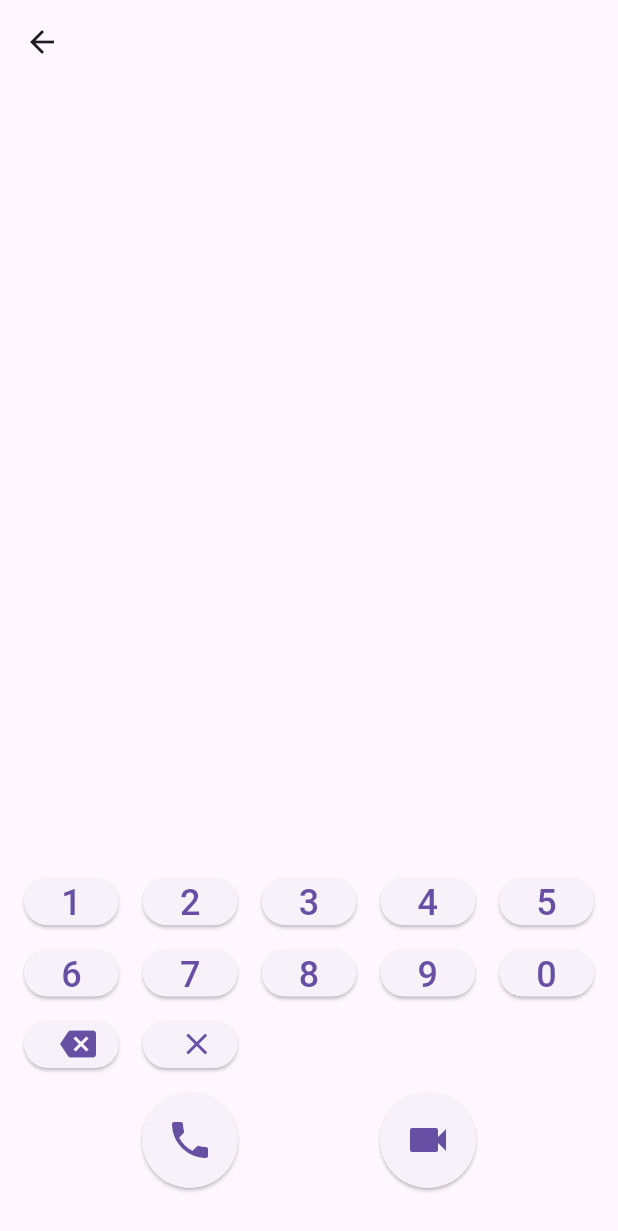
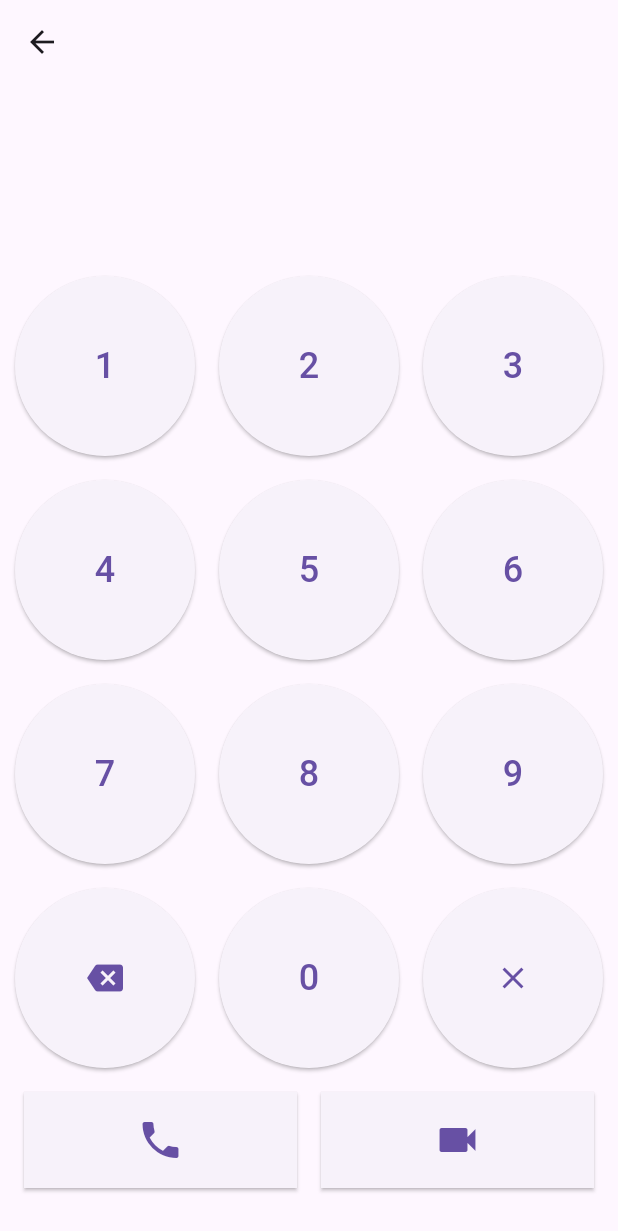
Before and after one commit to ZafarFaraz/Axcess, a Flutter app: the CommunicationKeypadPage screen opened directly, on a phone screen of 412 x 824 dp. Shown: the top 1231 px of the screen. Run offline on Flutter 3.47's test engine with Material 3 defaults, Android fonts, the phone set to English and light mode, and no system bars; our stand-ins replace contacts_service, flutter_tts.

Commit message:
fixing keypad layout

```diff
--- a/lib/pages/communication/communication_keypad.dart
+++ b/lib/pages/communication/communication_keypad.dart
@@ -57,6 +57,7 @@ class _CommunicationKeypadPageState extends State<CommunicationKeypadPage> {
       body: Column(
         children: [
           Expanded(
+            child: Container(
               child: Center(
                 child: Text(
                   _phoneNumber,
@@ -64,44 +65,68 @@ class _CommunicationKeypadPageState extends State<CommunicationKeypadPage> {
                 ),
               ),
             ),
-          GridView.builder(
-            padding: EdgeInsets.all(16.0),
-            shrinkWrap: true,
-            gridDelegate: SliverGridDelegateWithFixedCrossAxisCount(
-              crossAxisCount: 5,
-              mainAxisSpacing: 16.0,
-              crossAxisSpacing: 16.0,
-              childAspectRatio: 2.0,
           ),
-            itemCount: 12,
-            itemBuilder: (context, index) {
-              if (index < 9) {
-                return _buildNumberButton((index + 1).toString());
-              } else if (index == 10) {
-                return _buildSpecialButton(Icons.backspace, _deleteLastNumber);
-              } else if (index == 9) {
-                return _buildNumberButton('0');
-              } else {
-                return _buildSpecialButton(Icons.clear, _clearNumber);
-              }
-            },
+          _buildKeypad(),
+          Padding(
+            padding: const EdgeInsets.all(16.0),
+            child: Row(
+              children: [
+                Expanded(
+                  child: _buildActionButton(Icons.phone, _makeCall),
                 ),
-          Row(
-            mainAxisAlignment: MainAxisAlignment.spaceEvenly,
-            children: [
-              _buildActionButton(Icons.phone, _makeCall),
-              _buildActionButton(Icons.videocam, _facetime),
+                SizedBox(width: 16),
+                Expanded(
+                  child: _buildActionButton(Icons.videocam, _facetime),
+                ),
               ],
             ),
-          SizedBox(height: 32),
+          ),
+          SizedBox(height: 16),
         ],
       ),
+    );
+  }
+
+  Widget _buildKeypad() {
+    return Column(
+      children: [
+        _buildKeypadRow(['1', '2', '3']),
+        SizedBox(height: 16),
+        _buildKeypadRow(['4', '5', '6']),
+        SizedBox(height: 16),
+        _buildKeypadRow(['7', '8', '9']),
+        SizedBox(height: 16),
+        _buildKeypadRow([Icons.backspace, '0', Icons.clear]),
+      ],
+    );
+  }
+
+  Widget _buildKeypadRow(List<dynamic> items) {
+    return Row(
+      mainAxisAlignment: MainAxisAlignment.center,
+      children: [
+        for (int i = 0; i < items.length; i++) ...[
+          if (i > 0) SizedBox(width: 16),
+          items[i] is String
+              ? _buildNumberButton(items[i])
+              : _buildSpecialButton(
+                  items[i],
+                  items[i] == Icons.backspace
+                      ? _deleteLastNumber
+                      : _clearNumber),
+        ]
+      ],
     );
   }
 
   Widget _buildNumberButton(String number) {
     return ElevatedButton(
       onPressed: () => _appendNumber(number),
+      style: ElevatedButton.styleFrom(
+        shape: CircleBorder(),
+        padding: const EdgeInsets.all(24),
+        minimumSize: Size(120, 120),
+      ),
       child: Text(
         number,
         style: TextStyle(fontSize: 24),
@@ -112,6 +137,11 @@ class _CommunicationKeypadPageState extends State<CommunicationKeypadPage> {
   Widget _buildSpecialButton(IconData icon, VoidCallback onPressed) {
     return ElevatedButton(
       onPressed: onPressed,
+      style: ElevatedButton.styleFrom(
+        shape: CircleBorder(),
+        padding: const EdgeInsets.all(24),
+        minimumSize: Size(120, 120),
+      ),
       child: Icon(
         icon,
         size: 24,
@@ -123,8 +153,8 @@ class _CommunicationKeypadPageState extends State<CommunicationKeypadPage> {
     return ElevatedButton(
       onPressed: onPressed,
       style: ElevatedButton.styleFrom(
-        shape: CircleBorder(),
-        padding: EdgeInsets.all(16),
+        shape: RoundedRectangleBorder(),
+        padding: EdgeInsets.symmetric(vertical: 16),
       ),
       child: Icon(
         icon,
--- a/lib/pages/tts/tts_page.dart
+++ b/lib/pages/tts/tts_page.dart
@@ -149,7 +149,9 @@ class _TTSPageState extends State<TTSPage> {
 
   void _incrementTileCount() {
     setState(() {
-      _sections[_selectedSectionIndex].tileCount++;
+      if (_sections[_selectedSectionIndex].tileCount < 4) {
+        _sections[_selectedSectionIndex].tileCount++;
+      }
     });
     _updateJsonFile();
   }
@@ -266,7 +268,6 @@ class _TTSPageState extends State<TTSPage> {
                           ))
                       .toList(),
                 ),
-                VerticalDivider(thickness: 1, width: 1),
                 Expanded(
                   child: Column(
                     children: [
@@ -375,4 +376,12 @@ class _TTSPageState extends State<TTSPage> {
             ),
     );
   }
+
+  void _scrollUp() {
+    print('Scrolling Up');
+  }
+
+  void _scrollDown() {
+    print('Scrolling Down');
+  }
 }
```
Lines whose indentation alone changed are shown as unchanged.
